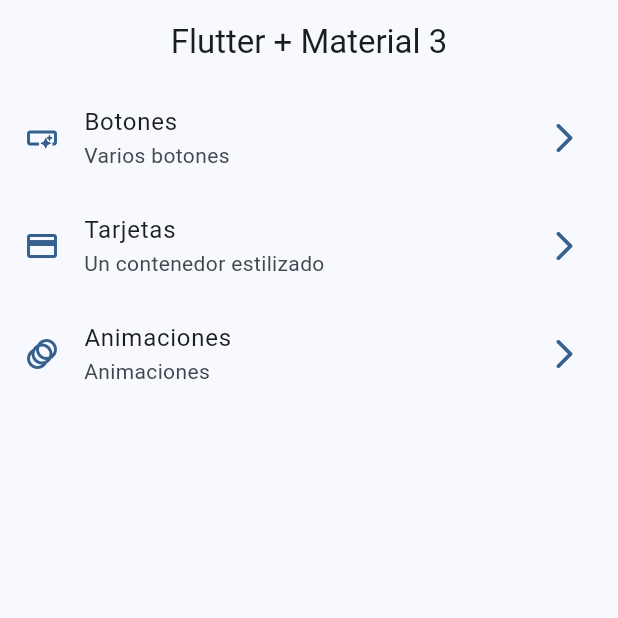
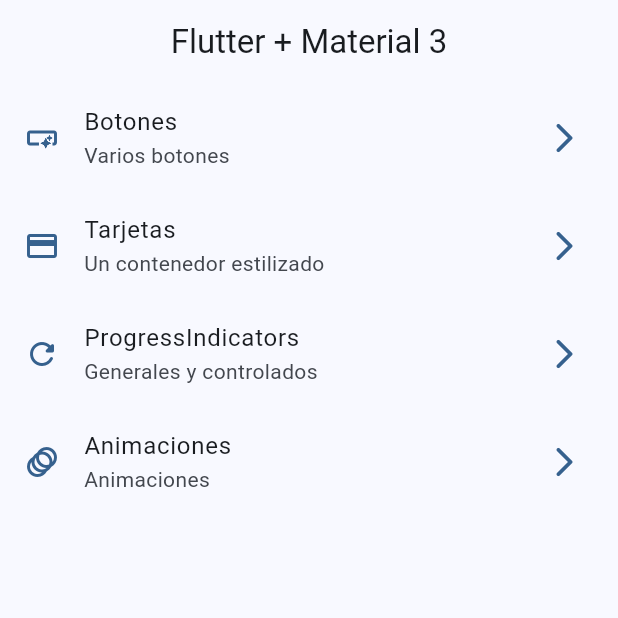
Before and after one commit to martin797/widgets_app, a Flutter app: the screen it shows after launch, on a phone screen of 412 x 824 dp, the top half of it. Run offline on Flutter 3.47's test engine with Material 3 defaults, Android fonts, the phone set to English and light mode, and no system bars; our stand-ins replace go_router; missing offline and left inert: dart:ffi.

Commit message:
progress indicator ready finish

```diff
--- a/lib/config/menu/menu_items.dart
+++ b/lib/config/menu/menu_items.dart
@@ -29,6 +29,12 @@ const appMenuItems = <MenuItem>[
     icon: Icons.credit_card,
     ),
   MenuItem(
+    title: 'ProgressIndicators',
+    subTitle: 'Generales y controlados',
+    link: '/progress',
+    icon: Icons.refresh_rounded,
+    ),
+  MenuItem(
     title: 'Animaciones',
     subTitle: 'Animaciones',
     link: '/animated',
--- a/lib/config/router/app_ruoter.dart
+++ b/lib/config/router/app_ruoter.dart
@@ -21,6 +21,11 @@ final appRouter = GoRouter(
       builder: (context, state) => const CardsScreen(),
     ),
     GoRoute(
+      path: '/progress',
+      name: ProgresScreen.name,
+      builder: (context, state) => const ProgresScreen(),
+    ),
+    GoRoute(
       path: '/animated',
       name: AnimatedScreen.name,
       builder: (context, state) => const AnimatedScreen(),
```
Also changed, not shown: lib/presentation/screens/progress/progress_screen.dart (+64 -2 lines).
